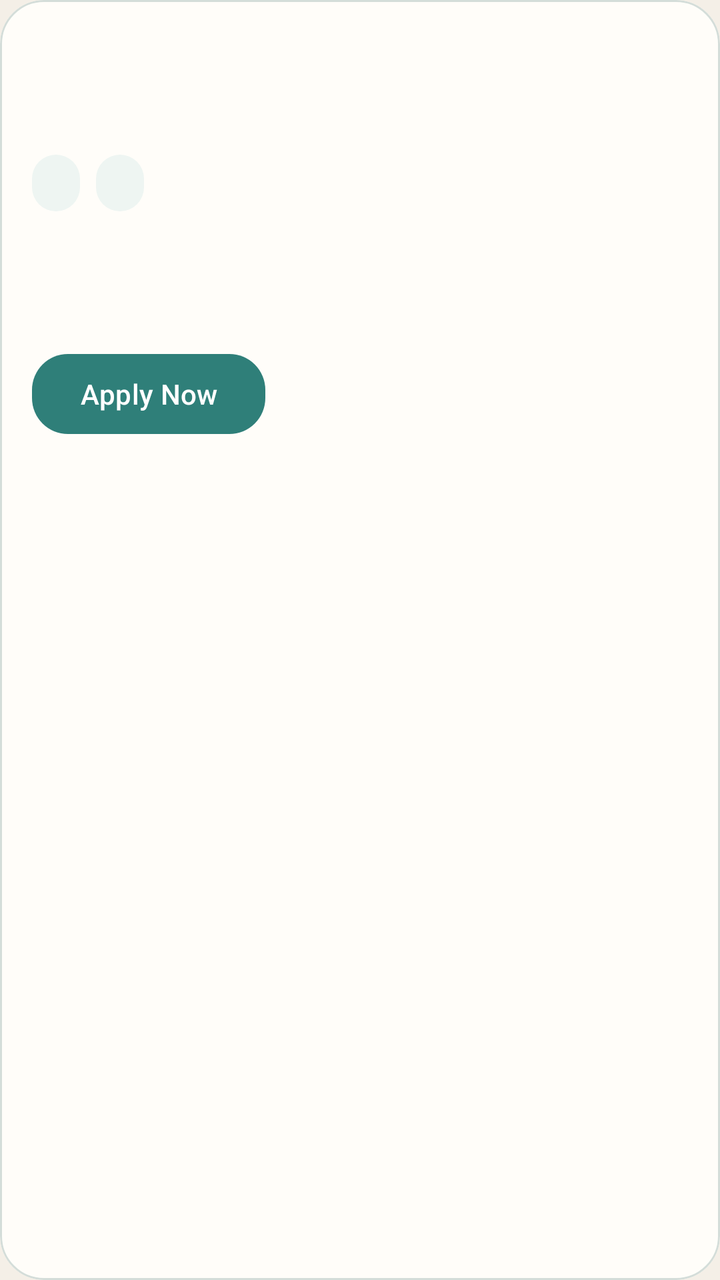
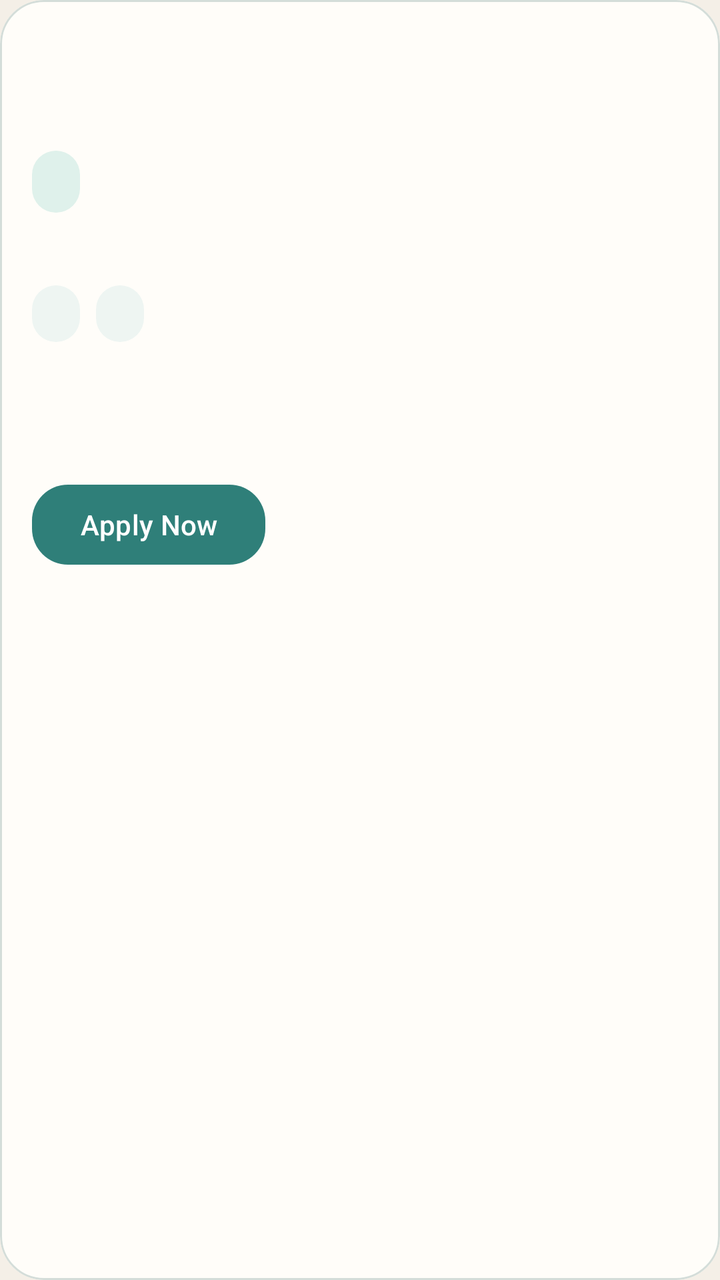

Compare the two renders of this Android layout. The source of the first and the diff that turns it into the second are given below.
<!-- AndroidManifest.xml: application theme Theme.JobSearch -->
<!-- res/layout/item_job.xml -->
<?xml version="1.0" encoding="utf-8"?>
<com.google.android.material.card.MaterialCardView xmlns:android="http://schemas.android.com/apk/res/android"
    xmlns:app="http://schemas.android.com/apk/res-auto"
    android:layout_width="match_parent"
    android:layout_height="wrap_content"
    android:layout_marginBottom="14dp"
    app:cardBackgroundColor="@color/surface_card"
    app:cardCornerRadius="22dp"
    app:cardElevation="0dp"
    app:strokeColor="@color/stroke_soft"
    app:strokeWidth="1dp">

    <LinearLayout
        android:layout_width="match_parent"
        android:layout_height="wrap_content"
        android:orientation="vertical"
        android:padding="16dp">

        <TextView
            android:id="@+id/text_job_title"
            android:layout_width="match_parent"
            android:layout_height="wrap_content"
            android:textColor="@color/brand_ink"
            android:textSize="18sp"
            android:textStyle="bold" />

        <TextView
            android:id="@+id/text_job_company"
            android:layout_width="match_parent"
            android:layout_height="wrap_content"
            android:layout_marginTop="6dp"
            android:textColor="@color/text_muted"
            android:textSize="14sp" />

        <LinearLayout
            android:layout_width="match_parent"
            android:layout_height="wrap_content"
            android:layout_marginTop="12dp"
            android:orientation="horizontal">

            <TextView
                android:id="@+id/text_job_location"
                android:layout_width="wrap_content"
                android:layout_height="wrap_content"
                android:background="@drawable/bg_pill_soft"
                android:textColor="@color/brand_ink"
                android:textSize="12sp" />

            <TextView
                android:id="@+id/text_job_posted_at"
                android:layout_width="wrap_content"
                android:layout_height="wrap_content"
                android:layout_marginStart="8dp"
                android:background="@drawable/bg_pill_soft"
                android:textColor="@color/brand_ink"
                android:textSize="12sp" />
        </LinearLayout>

        <TextView
            android:id="@+id/text_job_meta"
            android:layout_width="match_parent"
            android:layout_height="wrap_content"
            android:layout_marginTop="10dp"
            android:textColor="@color/text_muted"
            android:textSize="13sp" />

        <TextView
            android:id="@+id/text_job_apply_source"
            android:layout_width="match_parent"
            android:layout_height="wrap_content"
            android:layout_marginTop="8dp"
            android:textColor="@color/brand_teal_dark"
            android:textSize="13sp"
            android:textStyle="bold" />

        <com.google.android.material.button.MaterialButton
            android:id="@+id/button_job_apply"
            style="@style/Widget.Material3.Button"
            android:layout_width="wrap_content"
            android:layout_height="wrap_content"
            android:layout_marginTop="14dp"
            android:text="@string/apply_now"
            app:backgroundTint="@color/brand_teal"
            app:cornerRadius="18dp" />
    </LinearLayout>
</com.google.android.material.card.MaterialCardView>
<!-- resources referenced by this layout -->
<resources>
  <color name="brand_ink">#16333C</color>
  <color name="brand_teal">#2F7F79</color>
  <color name="brand_teal_dark">#256660</color>
  <color name="stroke_soft">#D4DDD9</color>
  <color name="surface_card">#FFFDF9</color>
  <color name="text_muted">#617378</color>
  <!-- drawable bg_pill_soft (drawable) -->
  <?xml version="1.0" encoding="utf-8"?>
  <shape xmlns:android="http://schemas.android.com/apk/res/android" android:shape="rectangle">
      <solid android:color="@color/surface_chip" />
      <corners android:radius="999dp" />
      <padding
          android:left="12dp"
          android:top="6dp"
          android:right="12dp"
          android:bottom="6dp" />
  </shape>
  <string name="apply_now">Apply Now</string>
  <style name="Theme.JobSearch" parent="Base.Theme.JobSearch" />
  <color name="surface_chip">#EEF5F2</color>
  <style name="Base.Theme.JobSearch" parent="Theme.Material3.Light.NoActionBar">
          <item name="colorPrimary">@color/brand_teal</item>
          <item name="colorOnPrimary">@color/white</item>
          <item name="colorSecondary">@color/brand_ink</item>
          <item name="colorSurface">@color/surface_card</item>
          <item name="colorSurfaceVariant">@color/surface_chip</item>
          <item name="colorOutline">@color/stroke_soft</item>
          <item name="android:windowBackground">@color/canvas_sand</item>
          <item name="android:statusBarColor">@color/brand_ink</item>
          <item name="android:navigationBarColor">@color/canvas_sand</item>
      </style>
  <color name="white">#FFFFFFFF</color>
  <color name="canvas_sand">#F4EFE7</color>
</resources>

<!-- the commit's change to res/layout/item_job.xml (unified diff, before → after) -->
@@ -31,6 +31,24 @@
             android:layout_marginTop="6dp"
             android:textColor="@color/text_muted"
             android:textSize="14sp" />
+
+        <TextView
+            android:id="@+id/text_job_match_score"
+            android:layout_width="wrap_content"
+            android:layout_height="wrap_content"
+            android:layout_marginTop="10dp"
+            android:background="@drawable/bg_pill_mint"
+            android:textColor="@color/brand_teal_dark"
+            android:textSize="14sp"
+            android:textStyle="bold" />
+
+        <TextView
+            android:id="@+id/text_job_match_reasons"
+            android:layout_width="match_parent"
+            android:layout_height="wrap_content"
+            android:layout_marginTop="8dp"
+            android:textColor="@color/text_muted"
+            android:textSize="12sp" />
 
         <LinearLayout
             android:layout_width="match_parent"
<!-- resource entries referenced after the edit -->
@@ -6,6 +6,17 @@
   <color name="stroke_soft">#D4DDD9</color>
   <color name="surface_card">#FFFDF9</color>
   <color name="text_muted">#617378</color>
+  <!-- drawable bg_pill_mint (drawable) -->
+  <?xml version="1.0" encoding="utf-8"?>
+  <shape xmlns:android="http://schemas.android.com/apk/res/android" android:shape="rectangle">
+      <solid android:color="@color/brand_mint" />
+      <corners android:radius="999dp" />
+      <padding
+          android:left="12dp"
+          android:top="6dp"
+          android:right="12dp"
+          android:bottom="6dp" />
+  </shape>
   <!-- drawable bg_pill_soft (drawable) -->
   <?xml version="1.0" encoding="utf-8"?>
   <shape xmlns:android="http://schemas.android.com/apk/res/android" android:shape="rectangle">
@@ -19,6 +30,7 @@
   </shape>
   <string name="apply_now">Apply Now</string>
   <style name="Theme.JobSearch" parent="Base.Theme.JobSearch" />
+  <color name="brand_mint">#DFF1EB</color>
   <color name="surface_chip">#EEF5F2</color>
   <style name="Base.Theme.JobSearch" parent="Theme.Material3.Light.NoActionBar">
           <item name="colorPrimary">@color/brand_teal</item>
